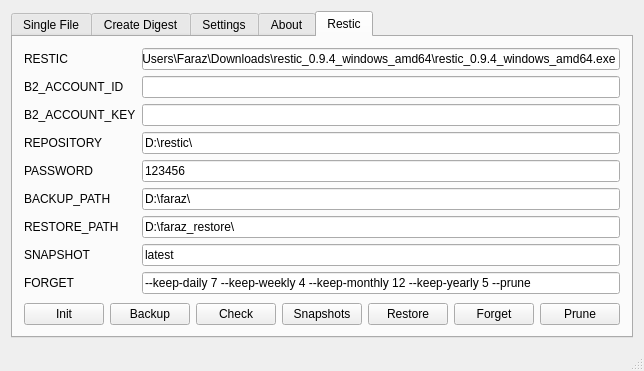
This is src/mainwindow.ui in fffaraz/QtHashSum as Qt 5 draws it before an edit. The edited form follows.
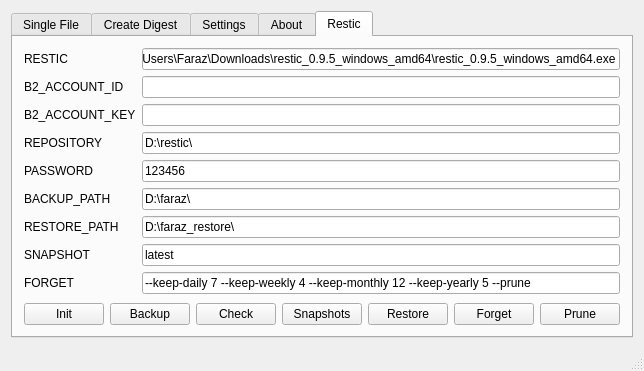
This is the edited form. The open tabs and pages were chosen to show the change.

```diff
--- a/src/mainwindow.ui
+++ b/src/mainwindow.ui
@@ -366,7 +366,7 @@
           <item row="0" column="1">
            <widget class="QLineEdit" name="txtRestic">
             <property name="text">
-             <string>C:\Users\Faraz\Downloads\restic_0.9.4_windows_amd64\restic_0.9.4_windows_amd64.exe</string>
+             <string>C:\Users\Faraz\Downloads\restic_0.9.5_windows_amd64\restic_0.9.5_windows_amd64.exe</string>
             </property>
            </widget>
           </item>
```
